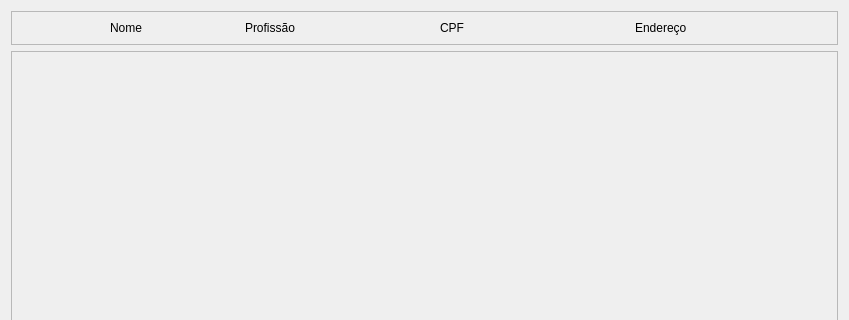
The window that view/funcionarios_page.ui (Kaesinasprod/Sistema-de-Funcionarios) describes before a commit, drawn with Qt 5; both pictures show x 0 to 849 and y 0 to 320 of the 849 by 572 pixel window.
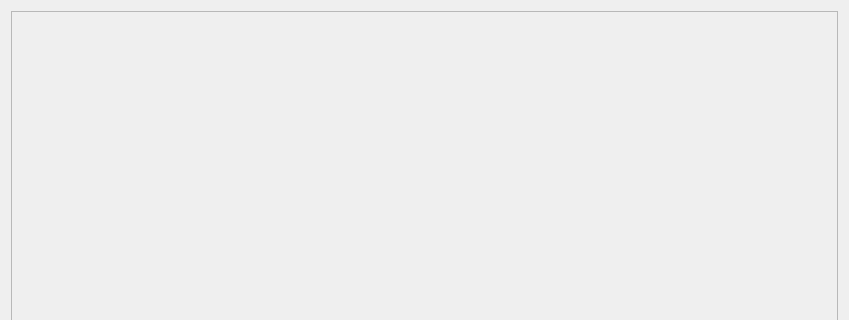
The same window after the commit.

Diff of the .ui file:
```diff
--- a/view/funcionarios_page.ui
+++ b/view/funcionarios_page.ui
@@ -14,88 +14,6 @@
    <string>Form</string>
   </property>
   <layout class="QVBoxLayout" name="verticalLayout_2">
-   <item>
-    <widget class="QFrame" name="frame">
-     <property name="sizePolicy">
-      <sizepolicy hsizetype="Preferred" vsizetype="Fixed">
-       <horstretch>0</horstretch>
-       <verstretch>0</verstretch>
-      </sizepolicy>
-     </property>
-     <property name="frameShape">
-      <enum>QFrame::StyledPanel</enum>
-     </property>
-     <property name="frameShadow">
-      <enum>QFrame::Raised</enum>
-     </property>
-     <layout class="QGridLayout" name="gridLayout">
-      <item row="1" column="0">
-       <widget class="QLabel" name="label">
-        <property name="sizePolicy">
-         <sizepolicy hsizetype="Preferred" vsizetype="Preferred">
-          <horstretch>0</horstretch>
-          <verstretch>0</verstretch>
-         </sizepolicy>
-        </property>
-        <property name="minimumSize">
-         <size>
-          <width>0</width>
-          <height>0</height>
-         </size>
-        </property>
-        <property name="maximumSize">
-         <size>
-          <width>40</width>
-          <height>20</height>
-         </size>
-        </property>
-        <property name="text">
-         <string>Nome</string>
-        </property>
-       </widget>
-      </item>
-      <item row="1" column="2">
-       <widget class="QLabel" name="label_3">
-        <property name="maximumSize">
-         <size>
-          <width>100</width>
-          <height>20</height>
-         </size>
-        </property>
-        <property name="text">
-         <string>CPF</string>
-        </property>
-       </widget>
-      </item>
-      <item row="1" column="1">
-       <widget class="QLabel" name="label_2">
-        <property name="maximumSize">
-         <size>
-          <width>100</width>
-          <height>20</height>
-         </size>
-        </property>
-        <property name="text">
-         <string>Profissão</string>
-        </property>
-       </widget>
-      </item>
-      <item row="1" column="3">
-       <widget class="QLabel" name="label_4">
-        <property name="maximumSize">
-         <size>
-          <width>100</width>
-          <height>20</height>
-         </size>
-        </property>
-        <property name="text">
-         <string>Endereço</string>
-        </property>
-       </widget>
-      </item>
-     </layout>
-    </widget>
-   </item>
    <item>
     <widget class="QScrollArea" name="scrollArea">
      <property name="sizePolicy">
```
